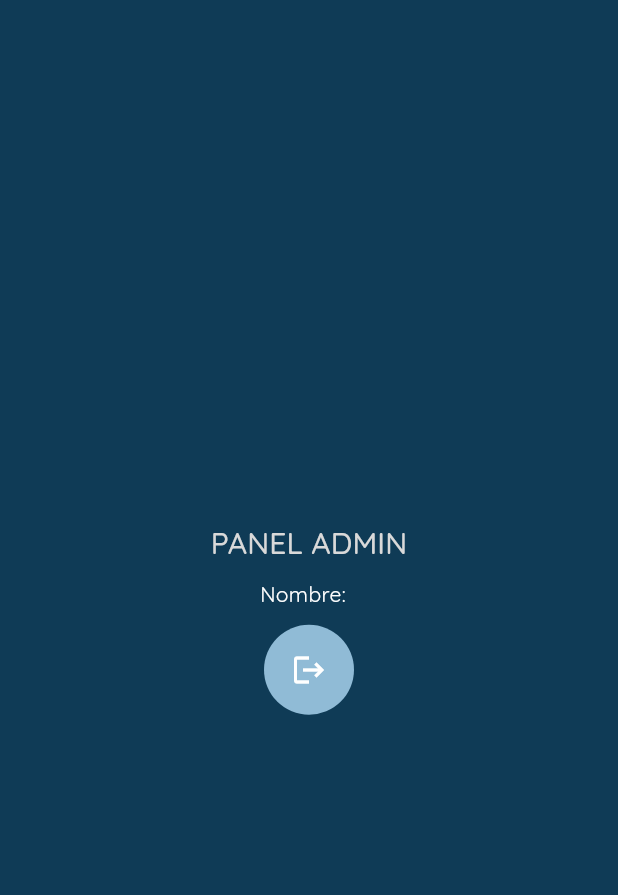
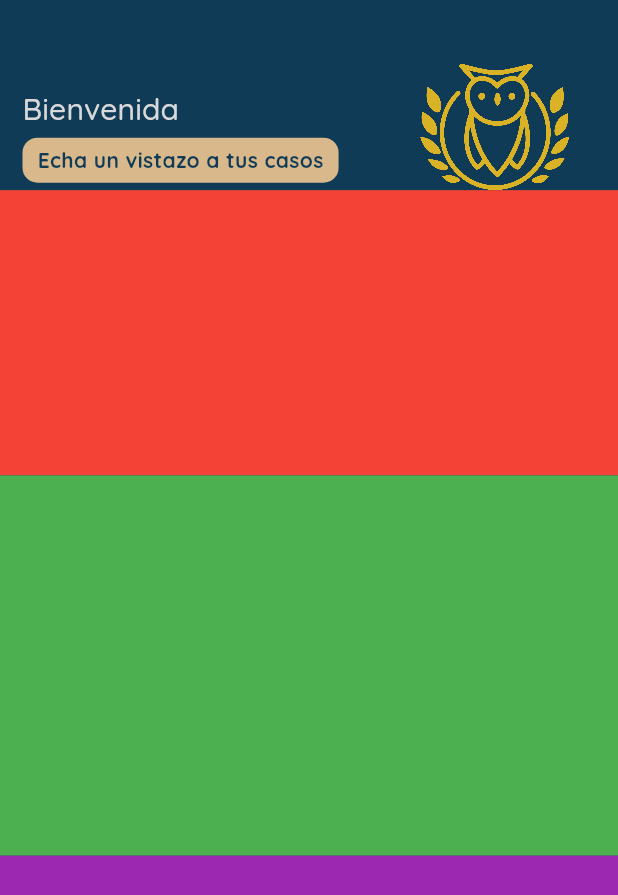
Before and after one commit to Gugodin/AppExpedientes, a Flutter app: the AdminHomeScreen screen opened by its route, on a phone screen of 412 x 824 dp. Shown: the top 895 px of the screen. Run offline on Flutter 3.47's test engine with Material 3 defaults, Android fonts, the phone set to English and light mode, and no system bars; our stand-ins replace auto_route, bot_toast, cloud_firestore, firebase_auth, firebase_core, firebase_storage and 4 more; accounts and stored records are empty; generated files the repository leaves out were written again.

Commit message:
starting with admin screen

```diff
--- a/lib/config/const/const.dart
+++ b/lib/config/const/const.dart
@@ -1,42 +1,2 @@
-// ignore_for_file: non_constant_identifier_names
-
-import 'package:expedientes/config/assets/assets.dart';
-
-String CURP_PATTERN =
-    r"^([A-Z][AEIOUX][A-Z]{2}\d{2}(?:0[1-9]|1[0-2])(?:0[1-9]|[12]\d|3[01])[HM](?:AS|B[CS]|C[CLMSH]|D[FG]|G[TR]|HG|JC|M[CNS]|N[ETL]|OC|PL|Q[TR]|S[PLR]|T[CSL]|VZ|YN|ZS)[B-DF-HJ-NP-TV-Z]{3}[A-Z\d])(\d)$";
-String EMAIL_PATTERN =
-    r'^(([^<>()[\]\\.,;:\s@\"]+(\.[^<>()[\]\\.,;:\s@\"]+)*)|(\".+\"))@((\[[0-9]{1,3}\.[0-9]{1,3}\.[0-9]{1,3}\.[0-9]{1,3}\])|(([a-zA-Z\-0-9]+\.)+[a-zA-Z]{2,}))$';
-
-final listImages = [
-  AssetsApp.onB1,
-  AssetsApp.onB2,
-  AssetsApp.onB3,
-  AssetsApp.onB4
-];
-final listTitleOnBoarding = [
-  'Archiva tus casos',
-  'Monitorea tus casos',
-  'Las mejores asesorías',
-  'Se parte de nosotros'
-];
-final listDescriptionOnBoarding = [
-  'Almacena tus casos en nuestra aplicación por mucho tiempo, contamos con la mayor seguridad que existe para salvaguardar tus datos.',
-  'Te mostramos paso a paso en donde vas con tu caso para que no tengas ningún tipo de duda al darle seguimiento.',
-  'Contamos con el mejor buffete de abogados aquí en México los cuales llevarán tus casos de la mejor forma posible.',
-  'Ya sea como abogado o cliente puedes ser parte de nuestra comunidad, buscando la justicia para todos los individuos.'
-];
-
-const String label1HasRegisteredUser =
-    'Su solicitud ha sido enviada, tenemos una espera de al menos 3 días habiles para contestarle. \n\nNos contactaremos con usted una vez ya se haya sido aceptada su solicitud.';
-const String label2HasRegisteredUser =
-    '\nSi desea cancelar la solicitud para mandar otra, haga click en el boton de abajo.';
-
-const String label1HasRegisteredUserAcepted =
-    'Su solicitud ha sido aceptada, espere a que nos contactemos con usted via número de teléfono o correo para proporcionarle sus credenciales.';
-const String label2HasRegisteredUserAcepted =
-    '\n(La contraseña podrá ser modificada dentro de la aplicación)';
-
-const String label1HasRegisteredUserNotAcepted =
-    'Su solicitud no ha sido aceptada, esto puede ser por motivos de foto no nitida o escribió algún dato mal.';
-const String label2HasRegisteredUserNotAcepted =
-    '\nElimine esta solicitud con el botón de abajo e intente realizar otra vez la solicitud.';
+export 'regex/regex.dart';
+export 'texts/text.dart';
--- /dev/null
+++ b/lib/config/const/regex/regex.dart
@@ -0,0 +1,6 @@
+// ignore_for_file: non_constant_identifier_names
+
+String CURP_PATTERN =
+    r"^([A-Z][AEIOUX][A-Z]{2}\d{2}(?:0[1-9]|1[0-2])(?:0[1-9]|[12]\d|3[01])[HM](?:AS|B[CS]|C[CLMSH]|D[FG]|G[TR]|HG|JC|M[CNS]|N[ETL]|OC|PL|Q[TR]|S[PLR]|T[CSL]|VZ|YN|ZS)[B-DF-HJ-NP-TV-Z]{3}[A-Z\d])(\d)$";
+String EMAIL_PATTERN =
+    r'^(([^<>()[\]\\.,;:\s@\"]+(\.[^<>()[\]\\.,;:\s@\"]+)*)|(\".+\"))@((\[[0-9]{1,3}\.[0-9]{1,3}\.[0-9]{1,3}\.[0-9]{1,3}\])|(([a-zA-Z\-0-9]+\.)+[a-zA-Z]{2,}))$';
--- /dev/null
+++ b/lib/config/const/texts/admin_texts/admint_text.dart
@@ -0,0 +1,3 @@
+
+const String labelLookForYourCases =
+    'Echa un vistazo a tus casos';
--- /dev/null
+++ b/lib/config/const/texts/auth_texts/auth_text.dart
@@ -0,0 +1,35 @@
+import '../../../config.dart';
+
+final listImages = [
+  AssetsApp.onB1,
+  AssetsApp.onB2,
+  AssetsApp.onB3,
+  AssetsApp.onB4
+];
+final listTitleOnBoarding = [
+  'Archiva tus casos',
+  'Monitorea tus casos',
+  'Las mejores asesorías',
+  'Se parte de nosotros'
+];
+final listDescriptionOnBoarding = [
+  'Almacena tus casos en nuestra aplicación por mucho tiempo, contamos con la mayor seguridad que existe para salvaguardar tus datos.',
+  'Te mostramos paso a paso en donde vas con tu caso para que no tengas ningún tipo de duda al darle seguimiento.',
+  'Contamos con el mejor buffete de abogados aquí en México los cuales llevarán tus casos de la mejor forma posible.',
+  'Ya sea como abogado o cliente puedes ser parte de nuestra comunidad, buscando la justicia para todos los individuos.'
+];
+
+const String label1HasRegisteredUser =
+    'Su solicitud ha sido enviada, tenemos una espera de al menos 3 días habiles para contestarle. \n\nNos contactaremos con usted una vez ya se haya sido aceptada su solicitud.';
+const String label2HasRegisteredUser =
+    '\nSi desea cancelar la solicitud para mandar otra, haga click en el boton de abajo.';
+
+const String label1HasRegisteredUserAcepted =
+    'Su solicitud ha sido aceptada, espere a que nos contactemos con usted via número de teléfono o correo para proporcionarle sus credenciales.';
+const String label2HasRegisteredUserAcepted =
+    '\n(La contraseña podrá ser modificada dentro de la aplicación)';
+
+const String label1HasRegisteredUserNotAcepted =
+    'Su solicitud no ha sido aceptada, esto puede ser por motivos de foto no nitida o escribió algún dato mal.';
+const String label2HasRegisteredUserNotAcepted =
+    '\nElimine esta solicitud con el botón de abajo e intente realizar otra vez la solicitud.';
--- /dev/null
+++ b/lib/config/const/texts/text.dart
@@ -0,0 +1,2 @@
+export 'auth_texts/auth_text.dart';
+export 'admin_texts/admint_text.dart';
--- a/lib/config/routes/AppRouter/AppRouter.dart
+++ b/lib/config/routes/AppRouter/AppRouter.dart
@@ -12,11 +12,11 @@ class AppRouter extends $AppRouter {
         AutoRoute(page: OnBoardingRoute.page ),
         AutoRoute(
           page: LoginRoute.page,
-          initial: true
+
         ),
         AutoRoute(page: RegisterRoute.page),
         AutoRoute(page: ForgotPasswordRoute.page),
-        AutoRoute(page: AdminHomeRoute.page),
+        AutoRoute(page: AdminHomeRoute.page,initial: true),
         AutoRoute(page: ClientHomeRoute.page)
 
       ];
--- a/lib/infraestructure/helpers/storage_reference/request_reference.dart
+++ b/lib/infraestructure/helpers/storage_reference/request_reference.dart
@@ -18,7 +18,6 @@ class RequestReference {
 
       return true;
     } catch (e) {
-      print('Subiendo imagen \n${e.toString()}');
       return false;
     }
   }
@@ -28,7 +27,6 @@ class RequestReference {
       await storageInstance.ref(_reference).child(idReference).delete();
       return true;
     } catch (e) {
-      print('Subiendo imagen \n${e.toString()}');
       return false;
     }
   }
--- a/lib/ui/helpers/notification_helper.dart
+++ b/lib/ui/helpers/notification_helper.dart
@@ -1,5 +1,4 @@
 import 'package:bot_toast/bot_toast.dart';
-import 'package:expedientes/config/assets/assets.dart';
 import 'package:expedientes/config/colors/colors.dart';
 import 'package:flutter/material.dart';
 
--- a/lib/ui/screens/admin_screens/home/admin_home_screen.dart
+++ b/lib/ui/screens/admin_screens/home/admin_home_screen.dart
@@ -7,6 +7,7 @@ import 'package:flutter_riverpod/flutter_riverpod.dart';
 
 import '../../../../config/config.dart';
 import '../../../ui.dart';
+import 'widgets/widgets.dart';
 
 @RoutePage()
 class AdminHomeScreen extends ConsumerStatefulWidget {
@@ -23,7 +24,6 @@ class _AdminHomeScreenState extends ConsumerState<AdminHomeScreen> {
     super.initState();
     subscription = ref.read(authUseCasesProvider).observeUserAuthState().listen(
       (event) {
-        print('USUARIO => $event');
         if (event == null) {
           context.router.replace(const LoginRoute());
         }
@@ -31,7 +31,7 @@ class _AdminHomeScreenState extends ConsumerState<AdminHomeScreen> {
     );
   }
 
-    @override
+  @override
   void dispose() {
     // TODO: implement dispose
     super.dispose();
@@ -40,37 +40,52 @@ class _AdminHomeScreenState extends ConsumerState<AdminHomeScreen> {
 
   @override
   Widget build(BuildContext context) {
-    final theme = Theme.of(context);
-    Size size = MediaQuery.of(context).size;
+    // final theme = Theme.of(context);
+    // Size size = MediaQuery.of(context).size;
     return Scaffold(
-      body: SizedBox(
-        width: size.width,
-        child: Column(
-          mainAxisAlignment: MainAxisAlignment.center,
-          children: [
-            Text(
-              'PANEL ADMIN',
-              style: theme.textTheme.labelLarge,
-            ),
-            const SizedBox(
-              height: 10,
-            ),
-            Text(
-              'Nombre: ${HelperPrefs.nameUser} ${HelperPrefs.lastNameUser}',
-              style: const TextStyle(color: Colors.white),
-            ),
-            const SizedBox(
-              height: 10,
-            ),
-            CustomCircleButton(
-              icon: Icons.logout,
-              onTap: () async {
-                await ref.read(authUseCasesProvider).logOut();
-                await HelperPrefs.clearPrefs();
-              },
-            ),
-          ],
-        ),
+      body: Column(
+        // mainAxisAlignment: MainAxisAlignment.center,
+        children: [
+          const Expanded(
+              flex: 2,
+              child: NameAndImageWidget()),
+          Expanded(
+              flex: 3,
+              child: Container(
+                color: Colors.red,
+              )),
+          Expanded(
+              flex: 4,
+              child: Container(
+                color: Colors.green,
+              )),
+          Expanded(
+              flex: 4,
+              child: Container(
+                color: Colors.purple,
+              )),
+          // Text(
+          //   'PANEL ADMIN',
+          //   style: theme.textTheme.labelLarge,
+          // ),
+          // const SizedBox(
+          //   height: 10,
+          // ),
+          // Text(
+          //   'Nombre: ${HelperPrefs.nameUser} ${HelperPrefs.lastNameUser}',
+          //   style: const TextStyle(color: Colors.white),
+          // ),
+          // const SizedBox(
+          //   height: 10,
+          // ),
+          // CustomCircleButton(
+          //   icon: Icons.logout,
+          //   onTap: () async {
+          //     await ref.read(authUseCasesProvider).logOut();
+          //     await HelperPrefs.clearPrefs();
+          //   },
+          // ),
+        ],
       ),
     );
   }
--- /dev/null
+++ b/lib/ui/screens/admin_screens/home/widgets/last_case.dart
@@ -0,0 +1 @@
+import 'package:flutter/material.dart';
--- /dev/null
+++ b/lib/ui/screens/admin_screens/home/widgets/name_and_image.dart
@@ -0,0 +1,60 @@
+import 'package:flutter/material.dart';
+
+import '../../../../../config/config.dart';
+import '../../../../ui.dart';
+
+class NameAndImageWidget extends StatelessWidget {
+  const NameAndImageWidget({super.key});
+
+  @override
+  Widget build(BuildContext context) {
+    final theme = Theme.of(context);
+    return Row(
+      children: [
+        Expanded(
+            flex: 3,
+            child: Padding(
+              padding: const EdgeInsets.only(left: 15),
+              child: Column(
+                mainAxisAlignment: MainAxisAlignment.end,
+                crossAxisAlignment: CrossAxisAlignment.start,
+                children: [
+                  Text(
+                    'Bienvenida ${HelperPrefs.nameUser}',
+                    style: theme.textTheme.labelLarge,
+                  ),
+                  const MiniContainer()
+                ],
+              ),
+            )),
+        Expanded(
+            flex: 2,
+            child: ImageLogo(
+                containerSize: const Size(double.infinity, double.infinity),
+                imageSize: const Size(100, 85),
+                imagePath: AssetsApp.logoOwlLegalNoLetters,
+                fit: BoxFit.fill)),
+      ],
+    );
+  }
+}
+
+class MiniContainer extends StatelessWidget {
+  const MiniContainer({super.key});
+
+  @override
+  Widget build(BuildContext context) {
+    return Container(
+      margin: const EdgeInsets.symmetric(vertical: 5),
+      padding: const EdgeInsets.symmetric(vertical: 5, horizontal: 10),
+      decoration: BoxDecoration(
+          color: MainColorsApp.secondaryColor,
+          borderRadius: BorderRadius.circular(10)),
+      child: const Text(
+        labelLookForYourCases,
+        style: TextStyle(
+            fontWeight: FontWeight.bold, color: MainColorsApp.backgroundColor),
+      ),
+    );
+  }
+}
--- /dev/null
+++ b/lib/ui/screens/admin_screens/home/widgets/widgets.dart
@@ -0,0 +1 @@
+export 'name_and_image.dart';
--- a/lib/ui/screens/authentication_screens/login_screen/login_screen.dart
+++ b/lib/ui/screens/authentication_screens/login_screen/login_screen.dart
@@ -49,7 +49,6 @@ class _LoginScreenState extends ConsumerState<LoginScreen> {
       } else {
         HelperNotificationUI.notificationError(
             'No se pudo iniciar sesión, verifique sus credenciales por favor.');
-        print('No se pudo iniciar sesión');
       }
     }
   }
--- a/lib/ui/screens/authentication_screens/on_boarding_screen/on_boarding_screen.dart
+++ b/lib/ui/screens/authentication_screens/on_boarding_screen/on_boarding_screen.dart
@@ -126,11 +126,7 @@ class _OnBoardingScreenState extends State<OnBoardingScreen> {
       controller.animateToPage(currentIndex,
           duration: const Duration(milliseconds: 800), curve: Curves.linear);
     } else {
-      print('HOLAAA');
-      // context.navigateNamedTo(LoginRoute.name);
-      // router.pushNamed('/books');
       context.router.push(LoginRoute());
-
     }
   }
 
--- a/lib/ui/screens/authentication_screens/register_screen/register_screen.dart
+++ b/lib/ui/screens/authentication_screens/register_screen/register_screen.dart
@@ -5,7 +5,6 @@ import 'package:flutter/material.dart';
 
 import '../../../../config/config.dart';
 import 'sub_screens/sub_screens.dart';
-import 'widets/widgets.dart';
 import '../../../ui.dart';
 
 @RoutePage()
--- a/lib/ui/screens/authentication_screens/register_screen/sub_screens/register_has_register.dart
+++ b/lib/ui/screens/authentication_screens/register_screen/sub_screens/register_has_register.dart
@@ -30,8 +30,6 @@ class _HasRegisteredScreenState extends ConsumerState<HasRegisteredScreen> {
     final hasAcepted = await ref
         .read(authUseCasesProvider)
         .hasRegistrationAcepted(HelperPrefs.registrationRequest);
-    print('SOLICITUD ACEPTADA?');
-    print(hasAcepted);
 
     switch (hasAcepted) {
       case true:
--- a/lib/ui/screens/client_screens/home/client_home_screen.dart
+++ b/lib/ui/screens/client_screens/home/client_home_screen.dart
@@ -25,7 +25,6 @@ class _ClientHomeScreenState extends ConsumerState<ClientHomeScreen> {
     super.initState();
     subscription = ref.read(authUseCasesProvider).observeUserAuthState().listen(
       (event) {
-        print('USUARIO => $event');
         if (event == null) {
           context.router.replace(const LoginRoute());
         }
```
